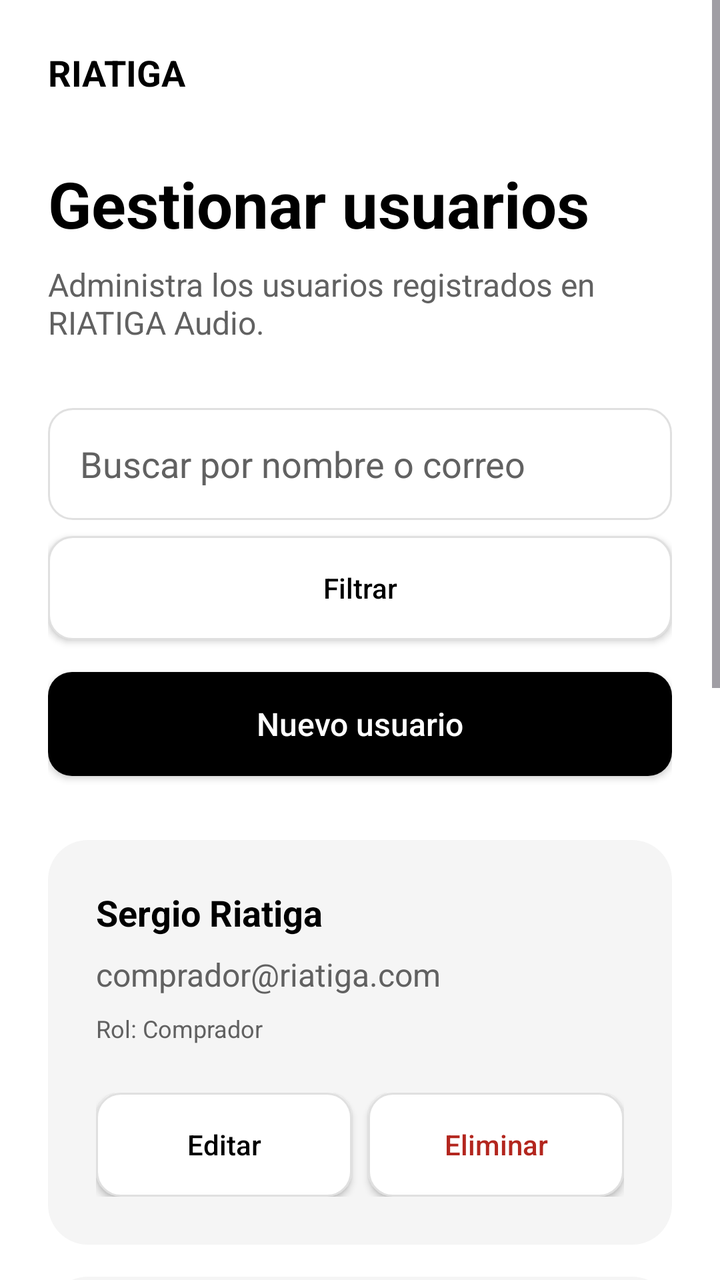
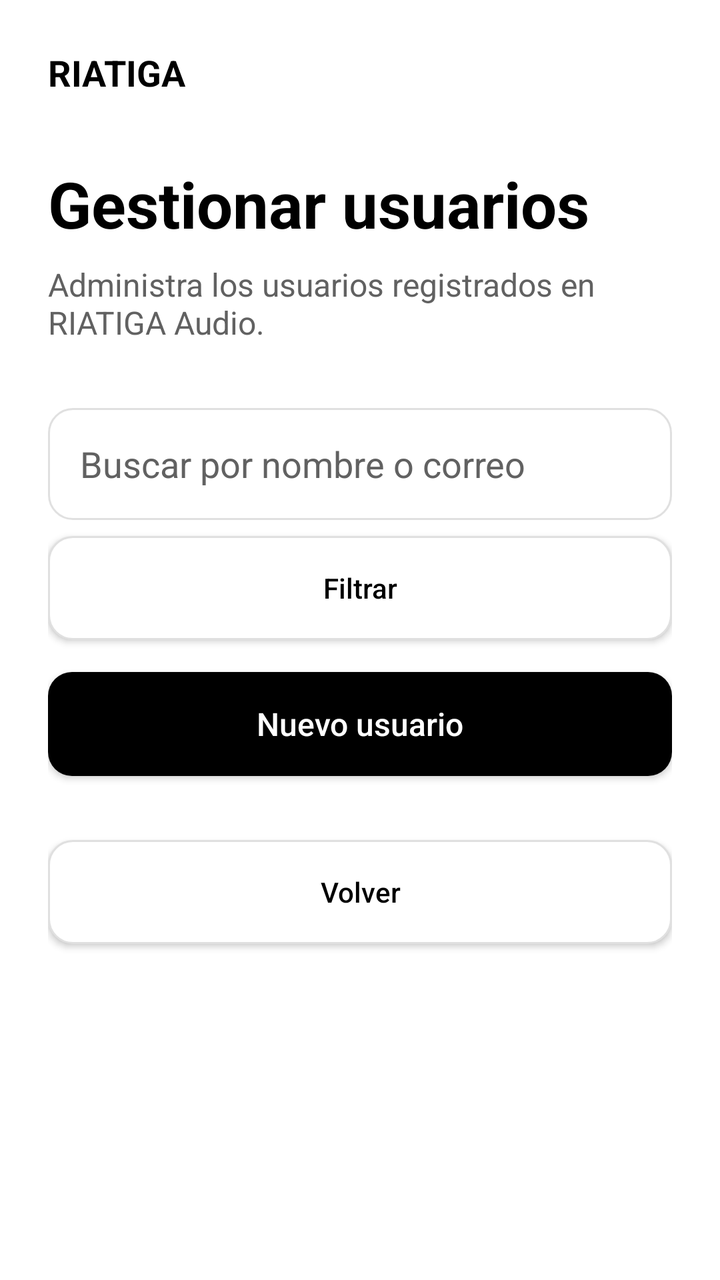

The first picture is an Android layout as it rendered before a commit; the second is the same layout after the commit. The layout source and the unified diff follow.
<!-- AndroidManifest.xml: application theme Theme.RIATIGAAudio -->
<!-- res/layout/activity_user_management.xml -->
<?xml version="1.0" encoding="utf-8"?>
<ScrollView
    xmlns:android="http://schemas.android.com/apk/res/android"
    xmlns:app="http://schemas.android.com/apk/res-auto"
    android:id="@+id/main"
    android:layout_width="match_parent"
    android:layout_height="match_parent"
    android:background="@color/background"
    android:fillViewport="true">

    <LinearLayout
        android:layout_width="match_parent"
        android:layout_height="wrap_content"
        android:orientation="vertical"
        android:padding="@dimen/space_lg">

        <TextView
            android:layout_width="wrap_content"
            android:layout_height="wrap_content"
            android:text="@string/brand_name"
            android:textColor="@color/text_primary"
            android:textSize="@dimen/text_subtitle"
            android:textStyle="bold" />

        <TextView
            android:layout_width="wrap_content"
            android:layout_height="wrap_content"
            android:layout_marginTop="@dimen/space_xl"
            android:text="@string/manage_users"
            android:textColor="@color/text_primary"
            android:textSize="@dimen/text_large_title"
            android:textStyle="bold" />

        <TextView
            android:layout_width="match_parent"
            android:layout_height="wrap_content"
            android:layout_marginTop="@dimen/space_sm"
            android:text="@string/manage_users_description"
            android:textColor="@color/text_secondary"
            android:textSize="@dimen/text_body" />

        <EditText
            android:id="@+id/etSearchUser"
            android:layout_width="match_parent"
            android:layout_height="@dimen/input_height"
            android:layout_marginTop="@dimen/space_xl"
            android:background="@drawable/bg_input"
            android:hint="@string/search_user"
            android:inputType="text"
            android:paddingHorizontal="@dimen/space_md"
            android:textColor="@color/text_primary"
            android:textColorHint="@color/text_secondary" />

        <androidx.appcompat.widget.AppCompatButton
            android:id="@+id/btnFilterUsers"
            android:layout_width="match_parent"
            android:layout_height="@dimen/button_height"
            android:layout_marginTop="@dimen/space_sm"
            android:background="@drawable/bg_input"
            android:text="@string/filter"
            android:textAllCaps="false"
            android:textColor="@color/text_primary"
            app:backgroundTint="@null" />

        <androidx.appcompat.widget.AppCompatButton
            android:id="@+id/btnNewUser"
            android:layout_width="match_parent"
            android:layout_height="@dimen/button_height"
            android:layout_marginTop="@dimen/space_md"
            android:background="@drawable/bg_button_primary"
            android:text="@string/new_user"
            android:textAllCaps="false"
            android:textColor="@color/white"
            android:textSize="@dimen/text_body"
            app:backgroundTint="@null" />

        
        <LinearLayout
            android:id="@+id/cardBuyerUser"
            android:layout_width="match_parent"
            android:layout_height="wrap_content"
            android:layout_marginTop="@dimen/space_xl"
            android:background="@drawable/bg_card"
            android:orientation="vertical"
            android:padding="@dimen/space_lg">

            <TextView
                android:layout_width="wrap_content"
                android:layout_height="wrap_content"
                android:text="@string/buyer_demo_name"
                android:textColor="@color/text_primary"
                android:textSize="@dimen/text_subtitle"
                android:textStyle="bold" />

            <TextView
                android:layout_width="wrap_content"
                android:layout_height="wrap_content"
                android:layout_marginTop="@dimen/space_sm"
                android:text="@string/buyer_demo_email"
                android:textColor="@color/text_secondary"
                android:textSize="@dimen/text_body" />

            <TextView
                android:layout_width="wrap_content"
                android:layout_height="wrap_content"
                android:layout_marginTop="@dimen/space_sm"
                android:text="@string/role_buyer"
                android:textColor="@color/text_secondary"
                android:textSize="@dimen/text_small" />

            <LinearLayout
                android:layout_width="match_parent"
                android:layout_height="wrap_content"
                android:layout_marginTop="@dimen/space_lg"
                android:orientation="horizontal">

                <androidx.appcompat.widget.AppCompatButton
                    android:id="@+id/btnEditBuyer"
                    android:layout_width="0dp"
                    android:layout_height="@dimen/button_height"
                    android:layout_weight="1"
                    android:background="@drawable/bg_input"
                    android:text="@string/edit"
                    android:textAllCaps="false"
                    android:textColor="@color/text_primary"
                    app:backgroundTint="@null" />

                <Space
                    android:layout_width="@dimen/space_sm"
                    android:layout_height="1dp" />

                <androidx.appcompat.widget.AppCompatButton
                    android:id="@+id/btnDeleteBuyer"
                    android:layout_width="0dp"
                    android:layout_height="@dimen/button_height"
                    android:layout_weight="1"
                    android:background="@drawable/bg_input"
                    android:text="@string/delete"
                    android:textAllCaps="false"
                    android:textColor="@color/error"
                    app:backgroundTint="@null" />

            </LinearLayout>

        </LinearLayout>

        
        <LinearLayout
            android:id="@+id/cardSellerUser"
            android:layout_width="match_parent"
            android:layout_height="wrap_content"
            android:layout_marginTop="@dimen/space_md"
            android:background="@drawable/bg_card"
            android:orientation="vertical"
            android:padding="@dimen/space_lg">

            <TextView
                android:layout_width="wrap_content"
                android:layout_height="wrap_content"
                android:text="@string/seller_demo_name"
                android:textColor="@color/text_primary"
                android:textSize="@dimen/text_subtitle"
                android:textStyle="bold" />

            <TextView
                android:layout_width="wrap_content"
                android:layout_height="wrap_content"
                android:layout_marginTop="@dimen/space_sm"
                android:text="@string/seller_demo_email"
                android:textColor="@color/text_secondary"
                android:textSize="@dimen/text_body" />

            <TextView
                android:layout_width="wrap_content"
                android:layout_height="wrap_content"
                android:layout_marginTop="@dimen/space_sm"
                android:text="@string/role_seller"
                android:textColor="@color/text_secondary"
                android:textSize="@dimen/text_small" />

            <LinearLayout
                android:layout_width="match_parent"
                android:layout_height="wrap_content"
                android:layout_marginTop="@dimen/space_lg"
                android:orientation="horizontal">

                <androidx.appcompat.widget.AppCompatButton
                    android:id="@+id/btnEditSeller"
                    android:layout_width="0dp"
                    android:layout_height="@dimen/button_height"
                    android:layout_weight="1"
                    android:background="@drawable/bg_input"
                    android:text="@string/edit"
                    android:textAllCaps="false"
                    android:textColor="@color/text_primary"
                    app:backgroundTint="@null" />

                <Space
                    android:layout_width="@dimen/space_sm"
                    android:layout_height="1dp" />

                <androidx.appcompat.widget.AppCompatButton
                    android:id="@+id/btnDeleteSeller"
                    android:layout_width="0dp"
                    android:layout_height="@dimen/button_height"
                    android:layout_weight="1"
                    android:background="@drawable/bg_input"
                    android:text="@string/delete"
                    android:textAllCaps="false"
                    android:textColor="@color/error"
                    app:backgroundTint="@null" />

            </LinearLayout>

        </LinearLayout>

        
        <LinearLayout
            android:id="@+id/cardAdminUser"
            android:layout_width="match_parent"
            android:layout_height="wrap_content"
            android:layout_marginTop="@dimen/space_md"
            android:background="@drawable/bg_card"
            android:orientation="vertical"
            android:padding="@dimen/space_lg">

            <TextView
                android:layout_width="wrap_content"
                android:layout_height="wrap_content"
                android:text="@string/admin_demo_name"
                android:textColor="@color/text_primary"
                android:textSize="@dimen/text_subtitle"
                android:textStyle="bold" />

            <TextView
                android:layout_width="wrap_content"
                android:layout_height="wrap_content"
                android:layout_marginTop="@dimen/space_sm"
                android:text="@string/admin_demo_email"
                android:textColor="@color/text_secondary"
                android:textSize="@dimen/text_body" />

            <TextView
                android:layout_width="wrap_content"
                android:layout_height="wrap_content"
                android:layout_marginTop="@dimen/space_sm"
                android:text="@string/role_admin"
                android:textColor="@color/text_secondary"
                android:textSize="@dimen/text_small" />

            <LinearLayout
                android:layout_width="match_parent"
                android:layout_height="wrap_content"
                android:layout_marginTop="@dimen/space_lg"
                android:orientation="horizontal">

                <androidx.appcompat.widget.AppCompatButton
                    android:id="@+id/btnEditAdmin"
                    android:layout_width="0dp"
                    android:layout_height="@dimen/button_height"
                    android:layout_weight="1"
                    android:background="@drawable/bg_input"
                    android:text="@string/edit"
                    android:textAllCaps="false"
                    android:textColor="@color/text_primary"
                    app:backgroundTint="@null" />

                <Space
                    android:layout_width="@dimen/space_sm"
                    android:layout_height="1dp" />

                <androidx.appcompat.widget.AppCompatButton
                    android:id="@+id/btnDeleteAdmin"
                    android:layout_width="0dp"
                    android:layout_height="@dimen/button_height"
                    android:layout_weight="1"
                    android:background="@drawable/bg_input"
                    android:text="@string/delete"
                    android:textAllCaps="false"
                    android:textColor="@color/error"
                    app:backgroundTint="@null" />

            </LinearLayout>

        </LinearLayout>

        <androidx.appcompat.widget.AppCompatButton
            android:id="@+id/btnBack"
            android:layout_width="match_parent"
            android:layout_height="@dimen/button_height"
            android:layout_marginTop="@dimen/space_xl"
            android:layout_marginBottom="@dimen/space_lg"
            android:background="@drawable/bg_input"
            android:text="@string/back"
            android:textAllCaps="false"
            android:textColor="@color/text_primary"
            app:backgroundTint="@null" />

    </LinearLayout>

</ScrollView>
<!-- resources referenced by this layout -->
<resources>
  <color name="background">#FFFFFF</color>
  <color name="error">#B3261E</color>
  <color name="text_primary">#000000</color>
  <color name="text_secondary">#616161</color>
  <color name="white">#FFFFFF</color>
  <dimen name="button_height">52dp</dimen>
  <dimen name="input_height">56dp</dimen>
  <dimen name="space_lg">24dp</dimen>
  <dimen name="space_md">16dp</dimen>
  <dimen name="space_sm">8dp</dimen>
  <dimen name="space_xl">32dp</dimen>
  <dimen name="text_body">16sp</dimen>
  <dimen name="text_large_title">32sp</dimen>
  <dimen name="text_small">12sp</dimen>
  <dimen name="text_subtitle">18sp</dimen>
  <!-- drawable bg_button_primary (drawable) -->
  <?xml version="1.0" encoding="utf-8"?>
  <shape xmlns:android="http://schemas.android.com/apk/res/android"
      android:shape="rectangle">
  
      <solid android:color="@color/black" />
  
      <corners android:radius="@dimen/radius_md" />
  
  </shape>
  <!-- drawable bg_card (drawable) -->
  <?xml version="1.0" encoding="utf-8"?>
  <shape xmlns:android="http://schemas.android.com/apk/res/android"
      android:shape="rectangle">
  
      <solid android:color="@color/surface" />
  
      <corners android:radius="@dimen/radius_lg" />
  
  </shape>
  <!-- drawable bg_input (drawable) -->
  <?xml version="1.0" encoding="utf-8"?>
  <shape xmlns:android="http://schemas.android.com/apk/res/android"
      android:shape="rectangle">
  
      <solid android:color="@color/white" />
  
      <stroke
          android:width="1dp"
          android:color="@color/gray_300" />
  
      <corners android:radius="@dimen/radius_md" />
  
  </shape>
  <string name="admin_demo_email">admin@riatiga.com</string>
  <string name="admin_demo_name">Administrador RIATIGA</string>
  <string name="back">Volver</string>
  <string name="brand_name">RIATIGA</string>
  <string name="buyer_demo_email">comprador@riatiga.com</string>
  <string name="buyer_demo_name">Sergio Riatiga</string>
  <string name="delete">Eliminar</string>
  <string name="edit">Editar</string>
  <string name="filter">Filtrar</string>
  <string name="manage_users">Gestionar usuarios</string>
  <string name="manage_users_description">Administra los usuarios registrados en RIATIGA Audio.</string>
  <string name="new_user">Nuevo usuario</string>
  <string name="role_admin">Rol: Administrador</string>
  <string name="role_buyer">Rol: Comprador</string>
  <string name="role_seller">Rol: Vendedor</string>
  <string name="search_user">Buscar por nombre o correo</string>
  <string name="seller_demo_email">vendedor@riatiga.com</string>
  <string name="seller_demo_name">Vendedor RIATIGA</string>
  <style name="Theme.RIATIGAAudio" parent="Base.Theme.RIATIGAAudio" />
  <color name="black">#000000</color>
  <dimen name="radius_md">12dp</dimen>
  <color name="surface">#F5F5F5</color>
  <dimen name="radius_lg">20dp</dimen>
  <color name="gray_300">#E0E0E0</color>
  <style name="Base.Theme.RIATIGAAudio" parent="Theme.Material3.DayNight.NoActionBar">
  
          
          <item name="colorSecondaryContainer">@color/gray_300</item>
          <item name="colorOnSecondaryContainer">@color/black</item>
  
      </style>
</resources>

<!-- the commit's change to res/layout/activity_user_management.xml (unified diff, before → after) -->
@@ -76,213 +76,10 @@
 
         
         <LinearLayout
-            android:id="@+id/cardBuyerUser"
+            android:id="@+id/usersContainer"
             android:layout_width="match_parent"
             android:layout_height="wrap_content"
-            android:layout_marginTop="@dimen/space_xl"
-            android:background="@drawable/bg_card"
-            android:orientation="vertical"
-            android:padding="@dimen/space_lg">
-
-            <TextView
-                android:layout_width="wrap_content"
-                android:layout_height="wrap_content"
-                android:text="@string/buyer_demo_name"
-                android:textColor="@color/text_primary"
-                android:textSize="@dimen/text_subtitle"
-                android:textStyle="bold" />
-
-            <TextView
-                android:layout_width="wrap_content"
-                android:layout_height="wrap_content"
-                android:layout_marginTop="@dimen/space_sm"
-                android:text="@string/buyer_demo_email"
-                android:textColor="@color/text_secondary"
-                android:textSize="@dimen/text_body" />
-
-            <TextView
-                android:layout_width="wrap_content"
-                android:layout_height="wrap_content"
-                android:layout_marginTop="@dimen/space_sm"
-                android:text="@string/role_buyer"
-                android:textColor="@color/text_secondary"
-                android:textSize="@dimen/text_small" />
-
-            <LinearLayout
-                android:layout_width="match_parent"
-                android:layout_height="wrap_content"
-                android:layout_marginTop="@dimen/space_lg"
-                android:orientation="horizontal">
-
-                <androidx.appcompat.widget.AppCompatButton
-                    android:id="@+id/btnEditBuyer"
-                    android:layout_width="0dp"
-                    android:layout_height="@dimen/button_height"
-                    android:layout_weight="1"
-                    android:background="@drawable/bg_input"
-                    android:text="@string/edit"
-                    android:textAllCaps="false"
-                    android:textColor="@color/text_primary"
-                    app:backgroundTint="@null" />
-
-                <Space
-                    android:layout_width="@dimen/space_sm"
-                    android:layout_height="1dp" />
-
-                <androidx.appcompat.widget.AppCompatButton
-                    android:id="@+id/btnDeleteBuyer"
-                    android:layout_width="0dp"
-                    android:layout_height="@dimen/button_height"
-                    android:layout_weight="1"
-                    android:background="@drawable/bg_input"
-                    android:text="@string/delete"
-                    android:textAllCaps="false"
-                    android:textColor="@color/error"
-                    app:backgroundTint="@null" />
-
-            </LinearLayout>
-
-        </LinearLayout>
-
-        
-        <LinearLayout
-            android:id="@+id/cardSellerUser"
-            android:layout_width="match_parent"
-            android:layout_height="wrap_content"
-            android:layout_marginTop="@dimen/space_md"
-            android:background="@drawable/bg_card"
-            android:orientation="vertical"
-            android:padding="@dimen/space_lg">
-
-            <TextView
-                android:layout_width="wrap_content"
-                android:layout_height="wrap_content"
-                android:text="@string/seller_demo_name"
-                android:textColor="@color/text_primary"
-                android:textSize="@dimen/text_subtitle"
-                android:textStyle="bold" />
-
-            <TextView
-                android:layout_width="wrap_content"
-                android:layout_height="wrap_content"
-                android:layout_marginTop="@dimen/space_sm"
-                android:text="@string/seller_demo_email"
-                android:textColor="@color/text_secondary"
-                android:textSize="@dimen/text_body" />
-
-            <TextView
-                android:layout_width="wrap_content"
-                android:layout_height="wrap_content"
-                android:layout_marginTop="@dimen/space_sm"
-                android:text="@string/role_seller"
-                android:textColor="@color/text_secondary"
-                android:textSize="@dimen/text_small" />
-
-            <LinearLayout
-                android:layout_width="match_parent"
-                android:layout_height="wrap_content"
-                android:layout_marginTop="@dimen/space_lg"
-                android:orientation="horizontal">
-
-                <androidx.appcompat.widget.AppCompatButton
-                    android:id="@+id/btnEditSeller"
-                    android:layout_width="0dp"
-                    android:layout_height="@dimen/button_height"
-                    android:layout_weight="1"
-                    android:background="@drawable/bg_input"
-                    android:text="@string/edit"
-                    android:textAllCaps="false"
-                    android:textColor="@color/text_primary"
-                    app:backgroundTint="@null" />
-
-                <Space
-                    android:layout_width="@dimen/space_sm"
-                    android:layout_height="1dp" />
-
-                <androidx.appcompat.widget.AppCompatButton
-                    android:id="@+id/btnDeleteSeller"
-                    android:layout_width="0dp"
-                    android:layout_height="@dimen/button_height"
-                    android:layout_weight="1"
-                    android:background="@drawable/bg_input"
-                    android:text="@string/delete"
-                    android:textAllCaps="false"
-                    android:textColor="@color/error"
-                    app:backgroundTint="@null" />
-
-            </LinearLayout>
-
-        </LinearLayout>
-
-        
-        <LinearLayout
-            android:id="@+id/cardAdminUser"
-            android:layout_width="match_parent"
-            android:layout_height="wrap_content"
-            android:layout_marginTop="@dimen/space_md"
-            android:background="@drawable/bg_card"
-            android:orientation="vertical"
-            android:padding="@dimen/space_lg">
-
-            <TextView
-                android:layout_width="wrap_content"
-                android:layout_height="wrap_content"
-                android:text="@string/admin_demo_name"
-                android:textColor="@color/text_primary"
-                android:textSize="@dimen/text_subtitle"
-                android:textStyle="bold" />
-
-            <TextView
-                android:layout_width="wrap_content"
-                android:layout_height="wrap_content"
-                android:layout_marginTop="@dimen/space_sm"
-                android:text="@string/admin_demo_email"
-                android:textColor="@color/text_secondary"
-                android:textSize="@dimen/text_body" />
-
-            <TextView
-                android:layout_width="wrap_content"
-                android:layout_height="wrap_content"
-                android:layout_marginTop="@dimen/space_sm"
-                android:text="@string/role_admin"
-                android:textColor="@color/text_secondary"
-                android:textSize="@dimen/text_small" />
-
-            <LinearLayout
-                android:layout_width="match_parent"
-                android:layout_height="wrap_content"
-                android:layout_marginTop="@dimen/space_lg"
-                android:orientation="horizontal">
-
-                <androidx.appcompat.widget.AppCompatButton
-                    android:id="@+id/btnEditAdmin"
-                    android:layout_width="0dp"
-                    android:layout_height="@dimen/button_height"
-                    android:layout_weight="1"
-                    android:background="@drawable/bg_input"
-                    android:text="@string/edit"
-                    android:textAllCaps="false"
-                    android:textColor="@color/text_primary"
-                    app:backgroundTint="@null" />
-
-                <Space
-                    android:layout_width="@dimen/space_sm"
-                    android:layout_height="1dp" />
-
-                <androidx.appcompat.widget.AppCompatButton
-                    android:id="@+id/btnDeleteAdmin"
-                    android:layout_width="0dp"
-                    android:layout_height="@dimen/button_height"
-                    android:layout_weight="1"
-                    android:background="@drawable/bg_input"
-                    android:text="@string/delete"
-                    android:textAllCaps="false"
-                    android:textColor="@color/error"
-                    app:backgroundTint="@null" />
-
-            </LinearLayout>
-
-        </LinearLayout>
+            android:orientation="vertical" />
 
         <androidx.appcompat.widget.AppCompatButton
             android:id="@+id/btnBack"
<!-- resource entries referenced after the edit -->
@@ -1,7 +1,6 @@
 <!-- resources referenced by this layout -->
 <resources>
   <color name="background">#FFFFFF</color>
-  <color name="error">#B3261E</color>
   <color name="text_primary">#000000</color>
   <color name="text_secondary">#616161</color>
   <color name="white">#FFFFFF</color>
@@ -13,7 +12,6 @@
   <dimen name="space_xl">32dp</dimen>
   <dimen name="text_body">16sp</dimen>
   <dimen name="text_large_title">32sp</dimen>
-  <dimen name="text_small">12sp</dimen>
   <dimen name="text_subtitle">18sp</dimen>
   <!-- drawable bg_button_primary (drawable) -->
   <?xml version="1.0" encoding="utf-8"?>
@@ -23,16 +21,6 @@
       <solid android:color="@color/black" />
   
       <corners android:radius="@dimen/radius_md" />
-  
-  </shape>
-  <!-- drawable bg_card (drawable) -->
-  <?xml version="1.0" encoding="utf-8"?>
-  <shape xmlns:android="http://schemas.android.com/apk/res/android"
-      android:shape="rectangle">
-  
-      <solid android:color="@color/surface" />
-  
-      <corners android:radius="@dimen/radius_lg" />
   
   </shape>
   <!-- drawable bg_input (drawable) -->
@@ -49,29 +37,16 @@
       <corners android:radius="@dimen/radius_md" />
   
   </shape>
-  <string name="admin_demo_email">admin@riatiga.com</string>
-  <string name="admin_demo_name">Administrador RIATIGA</string>
   <string name="back">Volver</string>
   <string name="brand_name">RIATIGA</string>
-  <string name="buyer_demo_email">comprador@riatiga.com</string>
-  <string name="buyer_demo_name">Sergio Riatiga</string>
-  <string name="delete">Eliminar</string>
-  <string name="edit">Editar</string>
   <string name="filter">Filtrar</string>
   <string name="manage_users">Gestionar usuarios</string>
   <string name="manage_users_description">Administra los usuarios registrados en RIATIGA Audio.</string>
   <string name="new_user">Nuevo usuario</string>
-  <string name="role_admin">Rol: Administrador</string>
-  <string name="role_buyer">Rol: Comprador</string>
-  <string name="role_seller">Rol: Vendedor</string>
   <string name="search_user">Buscar por nombre o correo</string>
-  <string name="seller_demo_email">vendedor@riatiga.com</string>
-  <string name="seller_demo_name">Vendedor RIATIGA</string>
   <style name="Theme.RIATIGAAudio" parent="Base.Theme.RIATIGAAudio" />
   <color name="black">#000000</color>
   <dimen name="radius_md">12dp</dimen>
-  <color name="surface">#F5F5F5</color>
-  <dimen name="radius_lg">20dp</dimen>
   <color name="gray_300">#E0E0E0</color>
   <style name="Base.Theme.RIATIGAAudio" parent="Theme.Material3.DayNight.NoActionBar">
   
